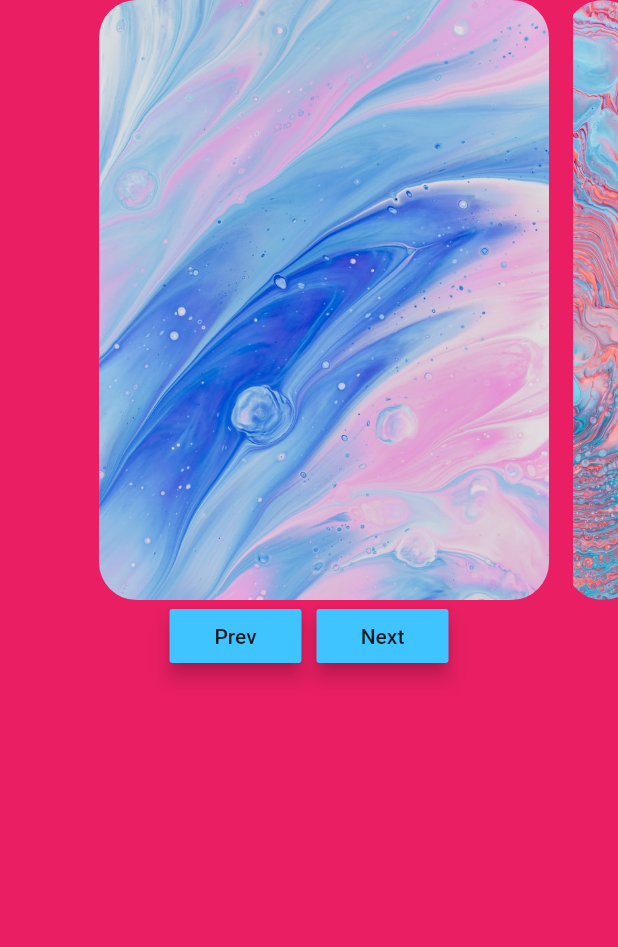
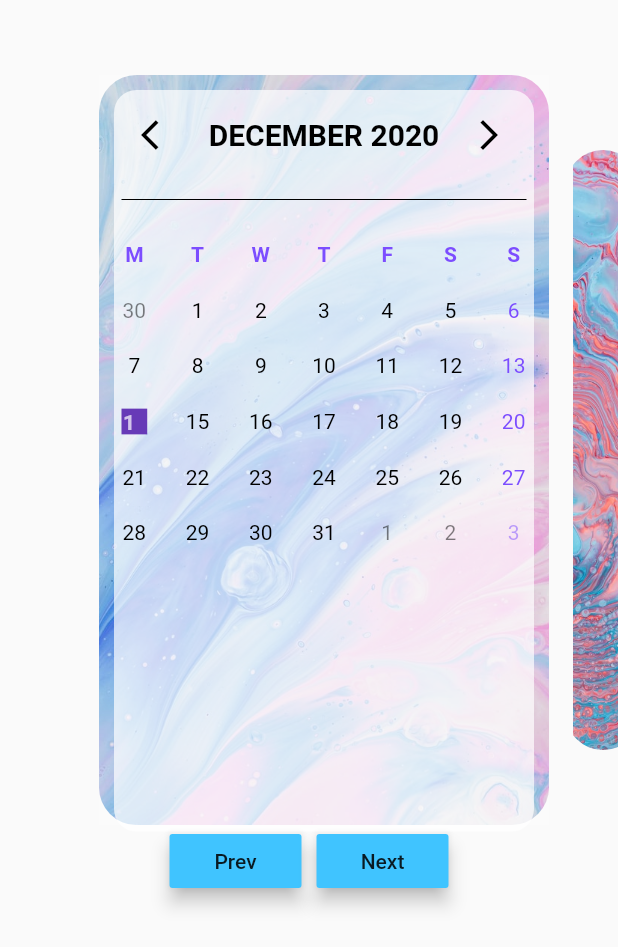
Before and after one commit to fanzezi/TDDC73, a Flutter app: the screen it shows after launch, on a phone screen of 412 x 824 dp. Shown: the top 947 px of the screen. Run offline on Flutter 3.47's test engine with Material 2 defaults, Android fonts, the phone set to English and light mode, and no system bars.

Commit message:
Added carousel widget list

```diff
--- a/Project-Flutter/lib/calendar.dart
+++ b/Project-Flutter/lib/calendar.dart
@@ -186,14 +186,14 @@ class _CalendarDateState extends State<CalendarDate> {
   @override
   Widget build(BuildContext context) {
     return Scaffold(
-      backgroundColor: Colors.deepPurpleAccent,
+      backgroundColor: Colors.white10,
       body: Center(
         child: Column(
           children: [
             Container(
               alignment: Alignment.topLeft,
-              margin: EdgeInsets.all(16),
-              padding: EdgeInsets.all(16),
+              margin: EdgeInsets.all(10),
+              padding: EdgeInsets.all(5),
               height: MediaQuery.of(context).size.height * 0.6,
               decoration: BoxDecoration(
                 color: Colors.white70,
@@ -228,7 +228,7 @@ class _CalendarDateState extends State<CalendarDate> {
   //get weekdays
   Widget _weekDayTitle(int index) {
     return Center(
-      child: Text(_weekDays[index], style: TextStyle(color: Colors.deepPurpleAccent, fontSize: 17, fontWeight: FontWeight.bold),),
+      child: Text(_weekDays[index], style: TextStyle(color: Colors.deepPurpleAccent, fontSize: 14, fontWeight: FontWeight.bold),),
     );
   }
 
@@ -274,12 +274,12 @@ class _CalendarDateState extends State<CalendarDate> {
   //date selector
   Widget _selector(CalendarDate calendarDate) {
     return Container(
-      width: 40,
-      height: 40,
+      width: 60,
+      height: 60,
       decoration: BoxDecoration(
         color: Colors.deepPurple,
-        borderRadius: BorderRadius.circular(70),
-        border: Border.all(color: Colors.deepPurple, width: 3),
+        //borderRadius: BorderRadius.circular(30),
+        border: Border.all(color: Colors.deepPurple, width: 1),
       ),
       child: Container(
         decoration: BoxDecoration(
--- a/Project-Flutter/lib/carousel.dart
+++ b/Project-Flutter/lib/carousel.dart
@@ -1,14 +1,16 @@
 import 'package:flutter/material.dart';
 
 
-class carousel extends StatefulWidget {
+class Carousel extends StatefulWidget {
   //Constructor grejjjs
+  Carousel({this.inputWidgets});
   //widget.minvar
+  final List<Widget> inputWidgets;
   @override
-  _carouselState createState() => _carouselState();
+  _CarouselState createState() => _CarouselState();
 }
 
-class _carouselState extends State<carousel> {
+class _CarouselState extends State<Carousel> {
   int photoIndex = 0;
 
   List<String> photos = [
@@ -17,6 +19,12 @@ class _carouselState extends State<carousel> {
     'assets/images/image3.jpeg'
 
   ];
+
+
+  void _getWidget() {
+
+    //if widget index get right widget
+  }
 
   String getNextImageIndex() {
     String statement;
@@ -95,8 +103,10 @@ class _carouselState extends State<carousel> {
                         image: DecorationImage(
                             image: AssetImage(photos[photoIndex]),
                             fit: BoxFit.cover)),
-                    height: 400.0, //400
-                    width: 300.0, //300
+
+                    height: 500.0, //400
+                    width: 300.0,
+                    child: widget.inputWidgets[photoIndex],//300
                   ),
 
 
--- a/Project-Flutter/lib/main.dart
+++ b/Project-Flutter/lib/main.dart
@@ -2,6 +2,8 @@ import 'package:flutter/material.dart';
 import 'package:flutter_app/calendar.dart';
 import 'package:flutter_app/carousel.dart';
 
+import 'calendar.dart';
+import 'calendar.dart';
 import 'carousel.dart';
 
 void main() {
@@ -17,20 +19,16 @@ class MyApp extends StatelessWidget {
   @override
   Widget build(BuildContext context) {
     return Scaffold(
-      backgroundColor: Colors.pink,
-      body: carousel(),
+      //backgroundColor: Colors.cyan.withOpacity(0.5),
+      body: Container(
+        margin: EdgeInsets.only(top: 50),
+        child:
+          Carousel(inputWidgets: [CalendarDate(),Text("Hello there"),
+            Container(
+              color: Colors.red,
+            width: 50,height: 50,)
+          ]),
+      ),
     );
   }
 }
-
-
-/*return MaterialApp(
-      title: 'Project',
-
-      theme: ThemeData(
-        visualDensity: VisualDensity.adaptivePlatformDensity,
-        backgroundColor: Colors.white,
-      ),
-      home: //CalendarDate(),
-      carousel(),
-    ); */
```
